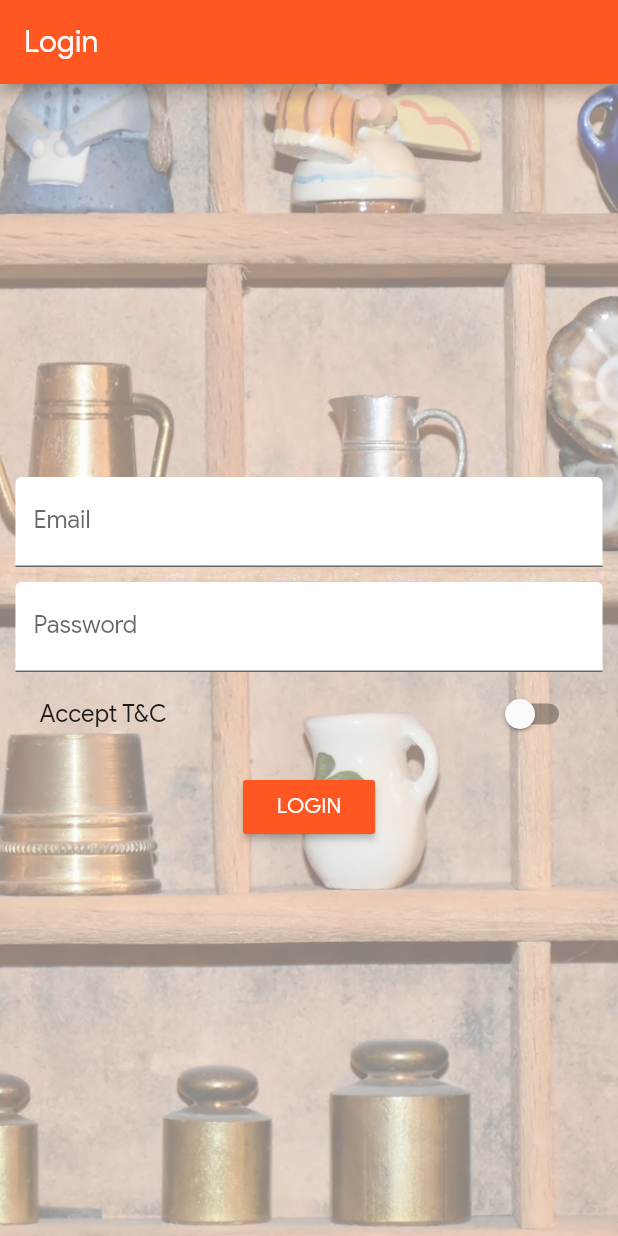
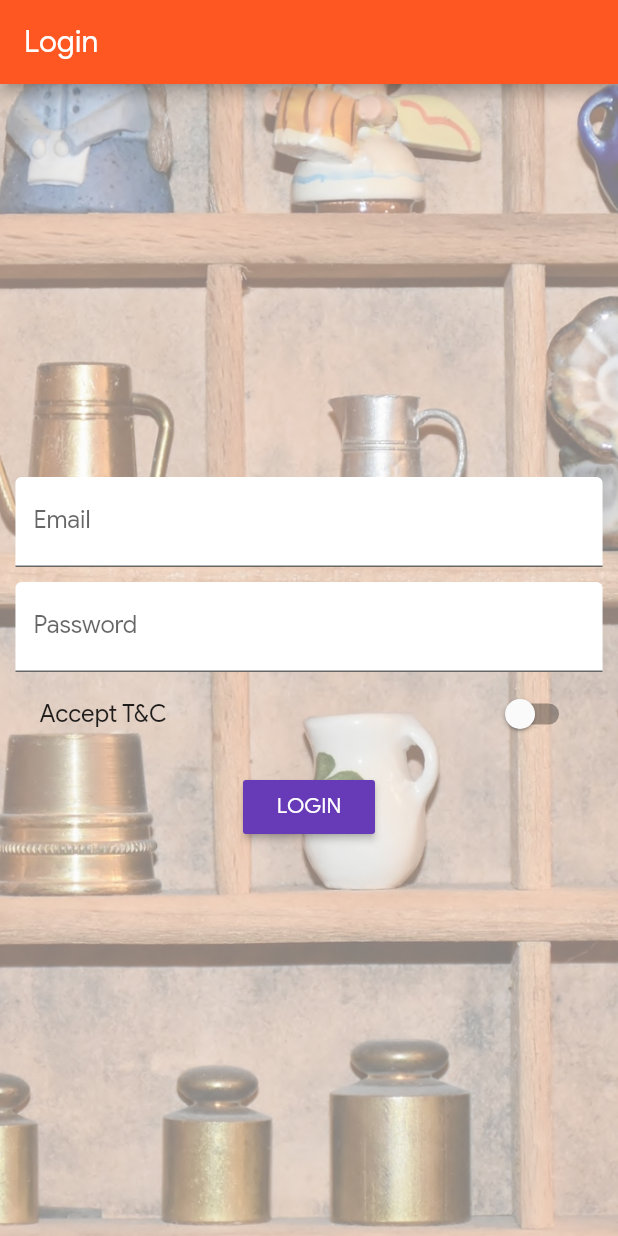
Before and after one commit to Vignesh150493/Foodism, a Flutter app: the screen it shows after launch, on a phone screen of 412 x 824 dp. Run offline on Flutter 3.47's test engine with Material 2 defaults, Android fonts, the phone set to English and light mode, and no system bars.

Commit message:
Move button color to themes.

```diff
--- a/lib/main.dart
+++ b/lib/main.dart
@@ -43,6 +43,7 @@ class MyAppState extends State<MyApp> {
           brightness: Brightness.light,
           primarySwatch: Colors.deepOrange,
           accentColor: Colors.deepPurple,
+          buttonColor: Colors.deepPurple,
           fontFamily: 'Google'),
       routes: {
         '/': (BuildContext context) => AuthPage(),
--- a/lib/pages/auth.dart
+++ b/lib/pages/auth.dart
@@ -96,7 +96,6 @@ class _AuthPageState extends State<AuthPage> {
                       height: 10.0,
                     ),
                     RaisedButton(
-                      color: Theme.of(context).primaryColor,
                       textColor: Colors.white,
                       child: Text("LOGIN"),
                       onPressed: submitForm,
--- a/lib/pages/product_create.dart
+++ b/lib/pages/product_create.dart
@@ -37,7 +37,6 @@ class _ProductCreateState extends State<ProductCreate> {
             child: Text(
               'CREATE',
             ),
-            color: Theme.of(context).accentColor,
             textColor: Colors.white,
             onPressed: _submitForm,
           ),
```
